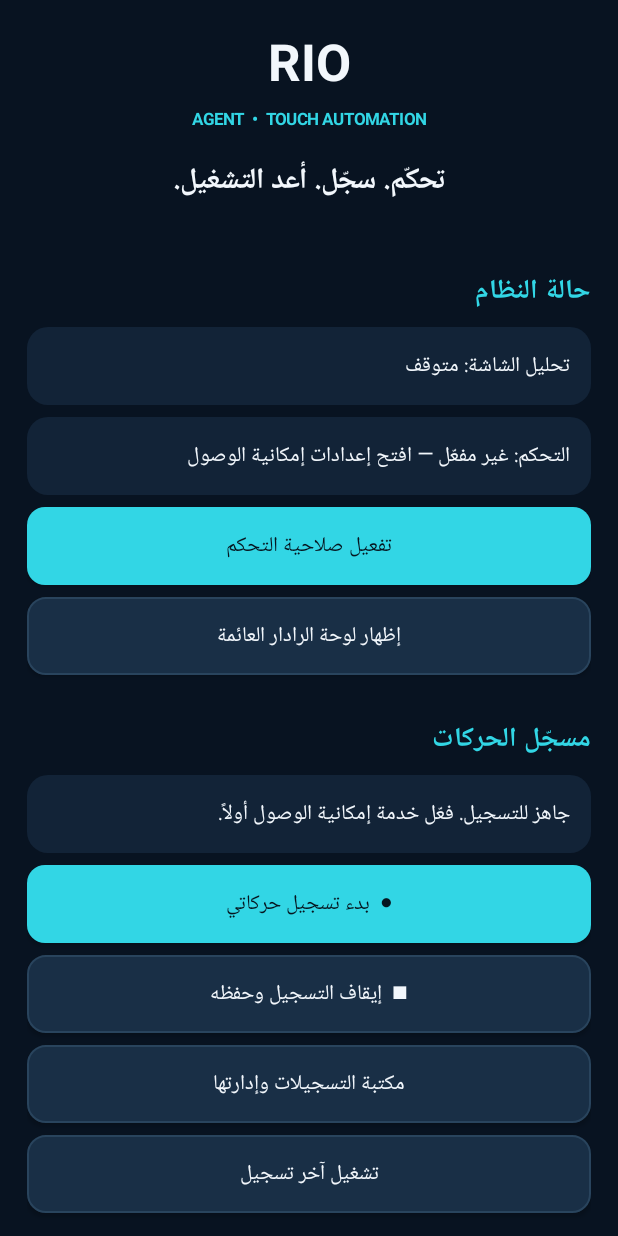
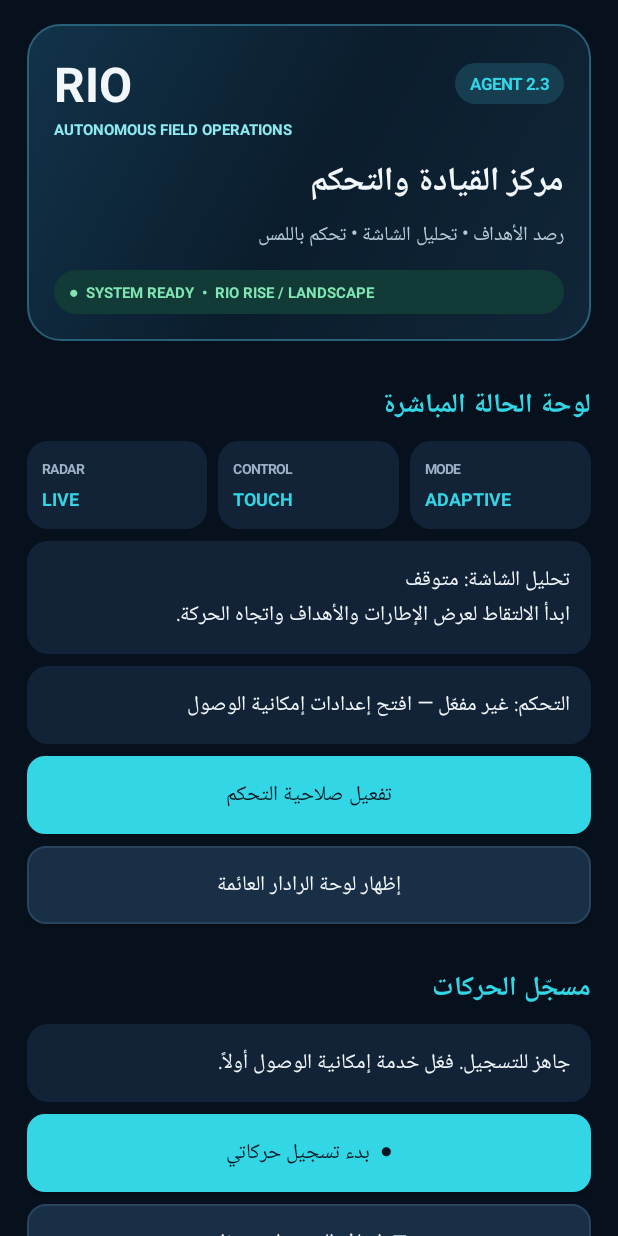
Before and after one commit to aliknanie364-lgtm/RIOAgent, an Android app: the screen it shows after launch (MainActivity), on a phone screen of 412 x 824 dp. Run offline under Robolectric (Android 15) with nearby library versions, the phone set to English and light mode, and no system bars.

Commit message:
Build RIOAgent 2.3.0

```diff
--- a/app/build.gradle.kts
+++ b/app/build.gradle.kts
@@ -7,8 +7,8 @@ android {
         applicationId = "com.rioagent.app"
         minSdk = 26
         targetSdk = 35
-        versionCode = 17
-        versionName = "2.2.2"
+        versionCode = 18
+        versionName = "2.3.0"
     }
     compileOptions {
         sourceCompatibility = JavaVersion.VERSION_17
--- a/app/src/main/java/com/rioagent/app/MainActivity.java
+++ b/app/src/main/java/com/rioagent/app/MainActivity.java
@@ -68,61 +68,66 @@ public class MainActivity extends Activity {
     @Override public void onBackPressed(){stopAutomation("تم إيقاف الأتمتة");super.onBackPressed();}
 
     private void buildUi(){
+        getWindow().setStatusBarColor(0xFF07111D);
+        getWindow().setNavigationBarColor(0xFF07111D);
         LinearLayout page=new LinearLayout(this);page.setOrientation(LinearLayout.VERTICAL);
-        page.setPadding(dp(18),dp(18),dp(18),dp(26));page.setBackgroundColor(BG);
-        TextView brand=label("RIO",34,WHITE,true);brand.setGravity(Gravity.CENTER);page.addView(brand,match());
-        TextView sub=label("AGENT  •  TOUCH AUTOMATION",11,CYAN,true);sub.setGravity(Gravity.CENTER);page.addView(sub,match());
-        TextView tagline=label("تحكّم. سجّل. أعد التشغيل.",19,WHITE,true);tagline.setGravity(Gravity.CENTER);tagline.setPadding(0,dp(10),0,dp(14));page.addView(tagline,match());
+        page.setPadding(dp(18),dp(16),dp(18),dp(28));page.setBackgroundColor(0xFF07111D);
 
-        page.addView(section("حالة النظام"));
-        statusText=card("تحليل الشاشة: متوقف");controlText=card("التحكم: جارٍ التحقق من الصلاحية");
-        page.addView(statusText,match());page.addView(controlText,match());
+        LinearLayout hero=new LinearLayout(this);hero.setOrientation(LinearLayout.VERTICAL);
+        hero.setPadding(dp(18),dp(18),dp(18),dp(18));
+        GradientDrawable heroBg=new GradientDrawable(GradientDrawable.Orientation.TL_BR,new int[]{0xFF12334A,0xFF0B1D2D,0xFF102638});
+        heroBg.setCornerRadius(dp(22));heroBg.setStroke(dp(1),0xFF286078);hero.setBackground(heroBg);
+        LinearLayout brandRow=new LinearLayout(this);brandRow.setGravity(Gravity.CENTER_VERTICAL);
+        TextView brand=label("RIO",32,WHITE,true);brandRow.addView(brand,new LinearLayout.LayoutParams(0,-2,1));
+        TextView version=label("AGENT 2.3",11,CYAN,true);version.setPadding(dp(10),dp(6),dp(10),dp(6));version.setBackground(round(0xFF173D50,dp(18)));brandRow.addView(version);hero.addView(brandRow);
+        TextView sub=label("AUTONOMOUS FIELD OPERATIONS",10,0xFF8CEAF0,true);sub.setPadding(0,dp(2),0,dp(10));hero.addView(sub);
+        hero.addView(label("مركز القيادة والتحكم",22,WHITE,true));
+        TextView desc=label("رصد الأهداف • تحليل الشاشة • تحكم باللمس",13,0xFFB6C9D8,false);desc.setPadding(0,dp(5),0,dp(12));hero.addView(desc);
+        TextView live=label("●  SYSTEM READY  •  RIO RISE / LANDSCAPE",10,0xFF7FE5B2,true);live.setPadding(dp(10),dp(7),dp(10),dp(7));live.setBackground(round(0xFF123B38,dp(18)));hero.addView(live);
+        page.addView(hero,match());
+
+        page.addView(section("لوحة الحالة المباشرة"));
+        LinearLayout metrics=new LinearLayout(this);metrics.setOrientation(LinearLayout.HORIZONTAL);
+        metrics.addView(metric("RADAR","LIVE"),new LinearLayout.LayoutParams(0,-2,1));
+        LinearLayout.LayoutParams mid=new LinearLayout.LayoutParams(0,-2,1);mid.leftMargin=dp(7);mid.rightMargin=dp(7);
+        metrics.addView(metric("CONTROL","TOUCH"),mid);metrics.addView(metric("MODE","ADAPTIVE"),new LinearLayout.LayoutParams(0,-2,1));
+        page.addView(metrics,match());
+        statusText=card("تحليل الشاشة: متوقف\nابدأ الالتقاط لعرض الإطارات والأهداف واتجاه الحركة.");
+        controlText=card("التحكم: جارٍ التحقق من صلاحية إمكانية الوصول");page.addView(statusText,match());page.addView(controlText,match());
         addButton(page,"تفعيل صلاحية التحكم",()->startActivity(new Intent(Settings.ACTION_ACCESSIBILITY_SETTINGS)),true);
         addButton(page,"إظهار لوحة الرادار العائمة",this::showOverlay,false);
 
-        page.addView(section("مسجّل الحركات"));
-        recorderStatus=card("جاهز للتسجيل. فعّل خدمة إمكانية الوصول أولاً.");page.addView(recorderStatus,match());
+        page.addView(section("مسجّل الحركات"));recorderStatus=card("جاهز للتسجيل. فعّل خدمة إمكانية الوصول أولاً.");page.addView(recorderStatus,match());
         addButton(page,"●  بدء تسجيل حركاتي",this::startRecording,true);
-        stopRecordingButton=addButton(page,"■  إيقاف التسجيل وحفظه",()->{
-            String saved=TouchRecorder.stopAndSave(this);
-            recorderStatus.setText(saved.isEmpty()?"لم تُحفظ حركات.":"تم حفظ التسجيل: "+saved);
-        },false);
+        stopRecordingButton=addButton(page,"■  إيقاف التسجيل وحفظه",()->{String saved=TouchRecorder.stopAndSave(this);recorderStatus.setText(saved.isEmpty()?"لم تُحفظ حركات.":"تم حفظ التسجيل: "+saved);},false);
         addButton(page,"مكتبة التسجيلات وإدارتها",this::showRecordings,false);
-        addButton(page,"تشغيل آخر تسجيل",()->{
-            if(!GameControlService.isReady()){toast("فعّل خدمة التحكم أولاً");return;}
-            boolean ok=TouchRecorder.playLatest(this,screenWidth(),screenHeight());
-            recorderStatus.setText(ok?"تم إرسال التسجيل الأخير للتشغيل.":"تعذر التشغيل؛ تحقق من وجود تسجيل محفوظ وخدمة التحكم.");
-        },false);
+        addButton(page,"تشغيل آخر تسجيل",()->{if(!GameControlService.isReady()){toast("فعّل خدمة التحكم أولاً");return;}boolean ok=TouchRecorder.playLatest(this,screenWidth(),screenHeight());recorderStatus.setText(ok?"تم إرسال التسجيل الأخير للتشغيل.":"تعذر التشغيل؛ تحقق من وجود تسجيل محفوظ وخدمة التحكم.");},false);
 
-        page.addView(section("تحليل الشاشة"));
-        addButton(page,"بدء تحليل الشاشة",()->{
-            MediaProjectionManager m=(MediaProjectionManager)getSystemService(MEDIA_PROJECTION_SERVICE);
-            startActivityForResult(m.createScreenCaptureIntent(),REQUEST_CAPTURE);
-        },false);
-        addButton(page,"إيقاف تحليل الشاشة",()->{
-            stopService(new Intent(this,CaptureService.class));statusText.setText("تحليل الشاشة: تم طلب الإيقاف");
-        },false);
+        page.addView(section("الرصد والرادار"));
+        page.addView(card("يحلّل التطبيق إطارات الشاشة بحثاً عن العلامات الحمراء، ثم يرسل إحداثياتها واتجاه التوجيه إلى الرادار العائم."),match());
+        addButton(page,"بدء تحليل الشاشة",()->{MediaProjectionManager m=(MediaProjectionManager)getSystemService(MEDIA_PROJECTION_SERVICE);startActivityForResult(m.createScreenCaptureIntent(),REQUEST_CAPTURE);},true);
+        addButton(page,"إيقاف تحليل الشاشة",()->{stopService(new Intent(this,CaptureService.class));statusText.setText("تحليل الشاشة: تم طلب الإيقاف");},false);
 
-        page.addView(section("اختبار التحكم"));
-        addButton(page,"نقرة تجريبية بمنتصف الشاشة",()->{
-            boolean ok=GameControlService.tap(screenWidth()/2f,screenHeight()/2f,90);
-            statusText.setText(ok?"تم إرسال النقرة التجريبية":"تعذر إرسال النقرة؛ تحقق من الصلاحية");
-        },false);
-        addButton(page,"سحب تجريبي",()->{
-            boolean ok=GameControlService.swipe(screenWidth()*.25f,screenHeight()*.7f,screenWidth()*.75f,screenHeight()*.7f,350);
-            statusText.setText(ok?"تم إرسال السحب التجريبي":"تعذر إرسال السحب؛ تحقق من الصلاحية");
-        },false);
+        page.addView(section("اختبار اللمس"));
+        addButton(page,"نقرة تجريبية بمنتصف الشاشة",()->{boolean ok=GameControlService.tap(screenWidth()/2f,screenHeight()/2f,90);statusText.setText(ok?"تم إرسال النقرة التجريبية":"تعذر إرسال النقرة؛ تحقق من الصلاحية");},false);
+        addButton(page,"سحب تجريبي",()->{boolean ok=GameControlService.swipe(screenWidth()*.25f,screenHeight()*.7f,screenWidth()*.75f,screenHeight()*.7f,350);statusText.setText(ok?"تم إرسال السحب التجريبي":"تعذر إرسال السحب؛ تحقق من الصلاحية");},false);
 
         page.addView(section("اللعب التلقائي التكيفي"));
-        page.addView(card("ملف تحكم RIO RISE مأخوذ من لقطة لعبك الأفقية، ويُكيّف الإحداثيات تلقائياً مع دقة الشاشة. القيادة تعتمد على رصد أشرطة صحة الأعداء الحمراء."),match());
-        page.addView(card("ملف التحكم: عصا الحركة 37.1% / 94.7% • الضرب 83.6% / 67.4% • الركض 90.2% / 81.4%. الإحداثيات تُكيّف مع دقة الشاشة الأفقية."),match());
+        page.addView(card("يختار المحرك أقرب شريط صحة أحمر مرصود، ينعّم اتجاه المطاردة، ويعدّل الحركة والضرب والركض. يتوقف الهجوم عند فقدان الهدف."),match());
+        page.addView(card("ملف التحكم الأفقي: عصا الحركة 37.1% / 94.7% • الضرب 83.6% / 67.4% • الركض 90.2% / 81.4%."),match());
         autoText=card("القيادة متوقفة — ابدأ تحليل الشاشة أولاً");page.addView(autoText,match());
         addButton(page,"تشغيل اللعب التلقائي التكيفي",this::startAutomation,true);
         addButton(page,"إيقاف فوري للطوارئ",()->stopAutomation("تم الإيقاف يدوياً"),false);
 
-        TextView note=label("ملاحظة: دقة التسجيل تعتمد على إصدار أندرويد والشركة المصنّعة وإمكانية وصول أحداث اللمس. قد لا تُلتقط بعض الإيماءات أو اللمسات المتعددة.",12,MUTED,false);
-        note.setPadding(dp(4),dp(12),dp(4),0);page.addView(note,match());
+        TextView note=label("ملاحظة: تسجيل اللمس الحالي يلتقط أحداث اللمس داخل واجهة RIOAgent فقط؛ لا يدّعي تسجيل لمسات اللعبة الخارجية.",12,MUTED,false);
+        note.setPadding(dp(4),dp(14),dp(4),0);page.addView(note,match());
         ScrollView scroll=new ScrollView(this);scroll.setFillViewport(true);scroll.addView(page);setContentView(scroll);updateControlStatus();
+    }
+
+    private LinearLayout metric(String name,String value){
+        LinearLayout box=new LinearLayout(this);box.setOrientation(LinearLayout.VERTICAL);
+        box.setPadding(dp(10),dp(12),dp(8),dp(12));box.setBackground(round(PANEL,dp(14)));
+        box.addView(label(name,9,MUTED,true));TextView val=label(value,12,CYAN,true);val.setPadding(0,dp(5),0,0);box.addView(val);return box;
     }
 
     private boolean isInsideStopButton(float x,float y){
@@ -227,6 +232,7 @@ public class MainActivity extends Activity {
         if(result==RESULT_OK&&data!=null){
             Intent service=new Intent(this,CaptureService.class);service.putExtra(CaptureService.EXTRA_RESULT_CODE,result);service.putExtra(CaptureService.EXTRA_RESULT_DATA,data);
             if(Build.VERSION.SDK_INT>=26)startForegroundService(service);else startService(service);
+            if(Build.VERSION.SDK_INT<23 || Settings.canDrawOverlays(this)) showOverlay();
             if(pendingAutoStart){AgentConfig.autoEnabled=true;autoRunning=true;pendingAutoStart=false;if(autoText!=null)autoText.setText("القيادة التكيفية نشطة — انتقل إلى اللعبة، وسيستمر الرادار والتحكم بالخلفية.");}
             statusText.setText("تحليل الشاشة: تم منح الإذن، بانتظار أول إطار...");
         }else{pendingAutoStart=false;statusText.setText("لم تتم الموافقة على التقاط الشاشة");if(autoText!=null)autoText.setText("تم إلغاء تشغيل اللعب التلقائي.");}
```
Also changed, not shown: 17 other files.
